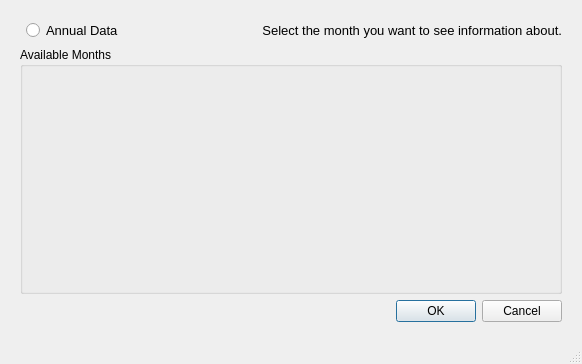
SeanMilty95/FinalScraper, file Month.ui: the form before one commit.
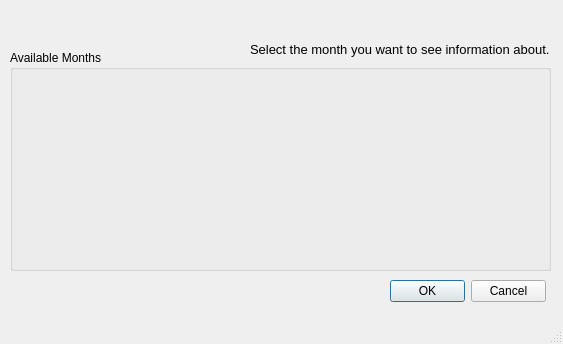
The form after the commit.

Patch:
```diff
--- a/Month.ui
+++ b/Month.ui
@@ -6,16 +6,10 @@
    <rect>
     <x>0</x>
     <y>0</y>
-    <width>582</width>
-    <height>364</height>
+    <width>563</width>
+    <height>344</height>
    </rect>
   </property>
-  <property name="minimumSize">
-   <size>
-    <width>582</width>
-    <height>364</height>
-   </size>
-  </property>
   <property name="windowTitle">
    <string>MainWindow</string>
   </property>
@@ -23,65 +17,41 @@
    <bool>false</bool>
   </property>
   <widget class="QWidget" name="centralwidget">
-   <layout class="QGridLayout" name="gridLayout">
-    <property name="leftMargin">
-     <number>20</number>
-    </property>
-    <property name="topMargin">
-     <number>20</number>
-    </property>
-    <property name="rightMargin">
-     <number>20</number>
-    </property>
-    <property name="bottomMargin">
-     <number>20</number>
-    </property>
-    <item row="2" column="0" colspan="3">
      <widget class="QGroupBox" name="groupBox">
-      <property name="minimumSize">
-       <size>
+    <property name="geometry">
+     <rect>
+      <x>10</x>
+      <y>50</y>
         <width>541</width>
         <height>221</height>
-       </size>
+     </rect>
       </property>
       <property name="title">
        <string>Available Months</string>
       </property>
      </widget>
-    </item>
-    <item row="3" column="0" colspan="2">
-     <widget class="QLabel" name="ErrorLabel">
-      <property name="font">
-       <font>
-        <pointsize>10</pointsize>
-       </font>
-      </property>
-      <property name="text">
-       <string/>
-      </property>
-     </widget>
-    </item>
-    <item row="3" column="2">
      <widget class="QDialogButtonBox" name="buttonBox">
+    <property name="geometry">
+     <rect>
+      <x>390</x>
+      <y>280</y>
+      <width>156</width>
+      <height>23</height>
+     </rect>
+    </property>
       <property name="standardButtons">
        <set>QDialogButtonBox::Cancel|QDialogButtonBox::Ok</set>
       </property>
      </widget>
-    </item>
-    <item row="1" column="1">
-     <widget class="QRadioButton" name="AnnualData">
-      <property name="font">
-       <font>
-        <pointsize>10</pointsize>
-       </font>
-      </property>
-      <property name="text">
-       <string>Annual Data</string>
-      </property>
-     </widget>
-    </item>
-    <item row="1" column="2">
      <widget class="QLabel" name="label">
+    <property name="geometry">
+     <rect>
+      <x>250</x>
+      <y>39</y>
+      <width>301</width>
+      <height>20</height>
+     </rect>
+    </property>
       <property name="font">
        <font>
         <pointsize>10</pointsize>
@@ -90,12 +60,7 @@
       <property name="text">
        <string>Select the month you want to see information about.</string>
       </property>
-      <property name="alignment">
-       <set>Qt::AlignRight|Qt::AlignTrailing|Qt::AlignVCenter</set>
-      </property>
-     </widget>
-    </item>
-   </layout>
+   </widget>
   </widget>
   <widget class="QMenuBar" name="menubar">
    <property name="geometry">
```
Left out of the diff: 5 changed lines with no effect on the pictures. Lines whose indentation alone changed are shown as unchanged.
